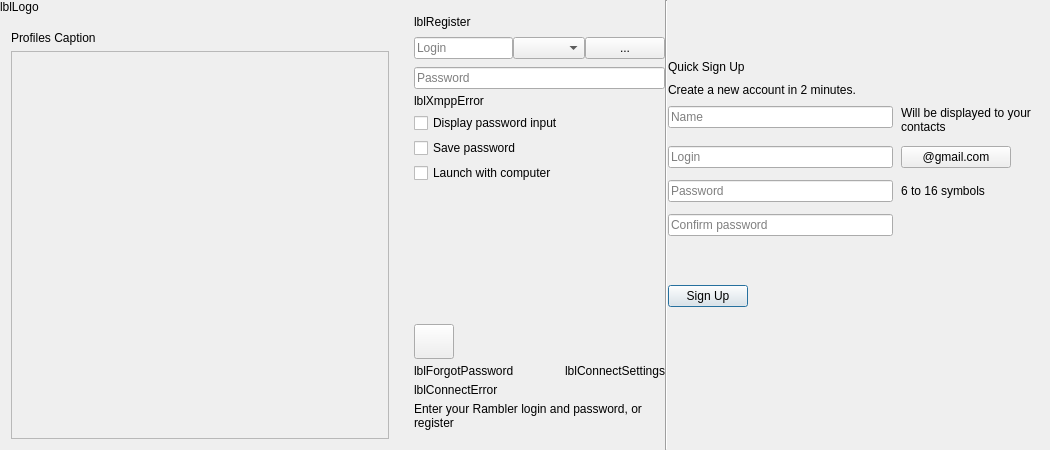
Qt form src/plugins/optionsmanager/logindialog.ui (silvansky/Contacts) before a commit.
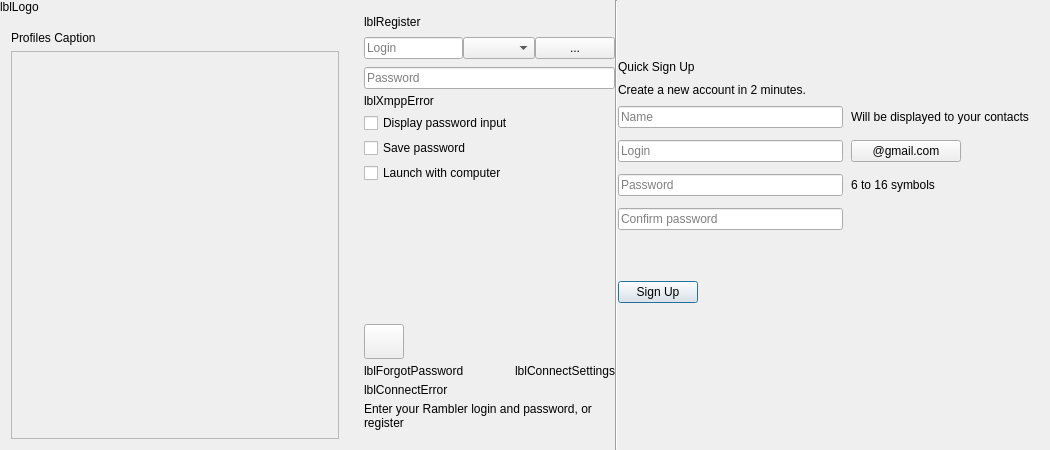
The same form after that commit. The open tabs and pages were chosen to show the change. Custom widgets are drawn as their Qt base class.

Commit message: Скрыл всё лишнее из диалога входа

What changed in the file:
```diff
--- a/src/plugins/optionsmanager/logindialog.ui
+++ b/src/plugins/optionsmanager/logindialog.ui
@@ -66,7 +66,7 @@
       <widget class="QStackedWidget" name="loginStackWidget">
        <property name="minimumSize">
         <size>
-         <width>400</width>
+         <width>350</width>
          <height>0</height>
         </size>
        </property>
@@ -92,8 +92,8 @@
              <rect>
               <x>0</x>
               <y>0</y>
-              <width>374</width>
-              <height>269</height>
+              <width>324</width>
+              <height>372</height>
              </rect>
             </property>
             <layout class="QVBoxLayout" name="verticalLayout_5">
```
Left out of the diff: 2 changed lines with no effect on the pictures. The commit also changes 1 other file.
